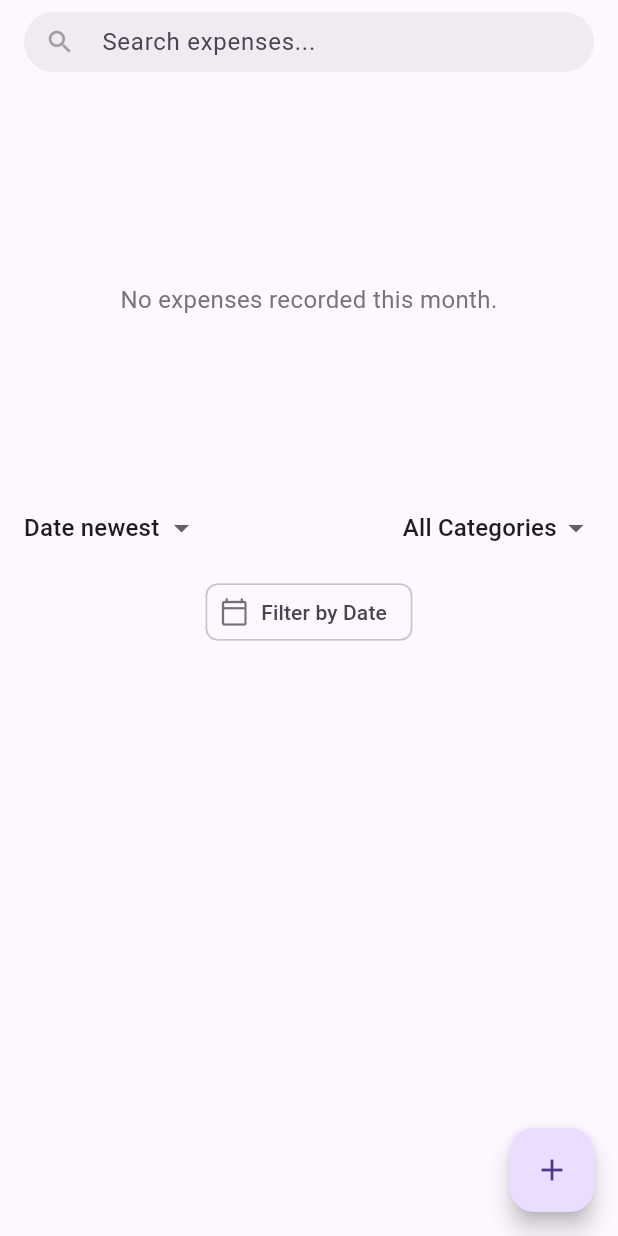
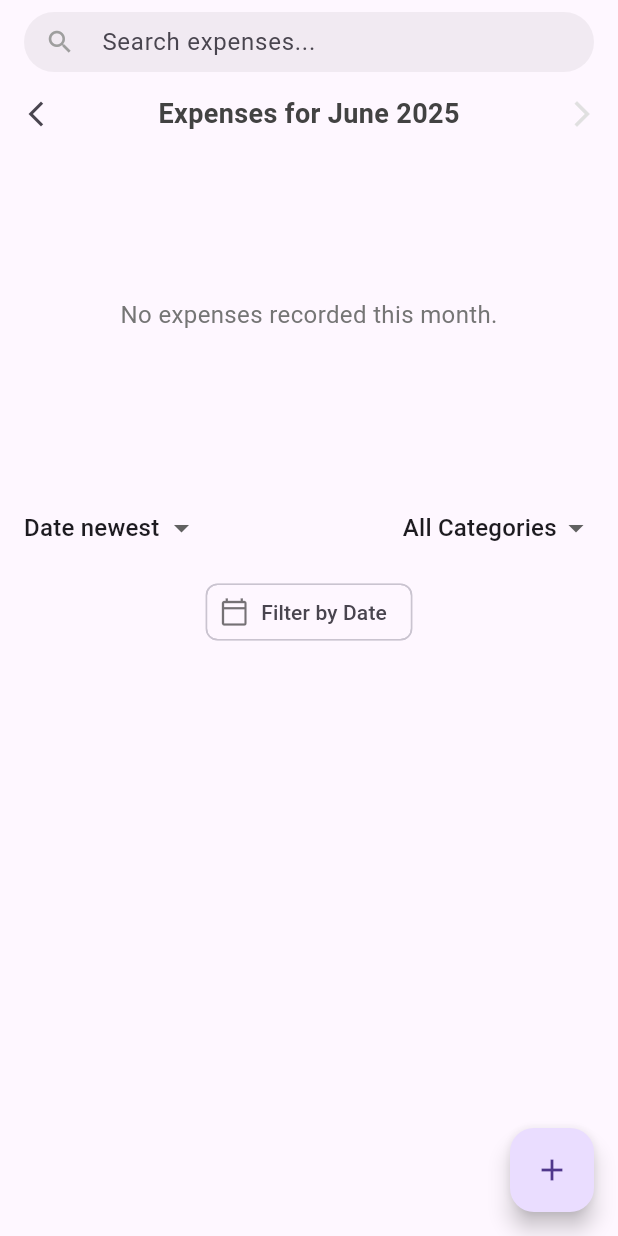
Before and after one commit to hareendranmg/expense_tracker, a Flutter app: the screen it shows after launch, on a phone screen of 412 x 824 dp. Run offline on Flutter 3.47's test engine with Material 3 defaults, Android fonts, the phone set to English and light mode, and no system bars; our stand-ins replace animate_do, fl_chart, flutter_slidable, sqflite; accounts and stored records are empty.

Commit message:
Refactor HomePage and ExpenseProvider: Implement month navigation for expense chart and update filtering logic

```diff
--- a/lib/providers/expense_provider.dart
+++ b/lib/providers/expense_provider.dart
@@ -15,14 +15,15 @@ class ExpenseProvider with ChangeNotifier {
   Category? _filterCategory;
   String _searchQuery = '';
   DateTime? _filterDate;
+  DateTime _chartDate = DateTime.now();
 
   List<Expense> get expenses {
     List<Expense> filteredExpenses = _expenses;
-    if (_filterCategory != null) {
-      filteredExpenses = filteredExpenses
-          .where((exp) => exp.category == _filterCategory)
-          .toList();
-    }
+
+    filteredExpenses = filteredExpenses.where((expense) {
+      return expense.date.year == _chartDate.year &&
+          expense.date.month == _chartDate.month;
+    }).toList();
 
     if (_filterDate != null) {
       filteredExpenses = filteredExpenses.where((exp) {
@@ -31,6 +32,12 @@ class ExpenseProvider with ChangeNotifier {
             exp.date.month == _filterDate!.month &&
             exp.date.day == _filterDate!.day;
       }).toList();
+    }
+
+    if (_filterCategory != null) {
+      filteredExpenses = filteredExpenses
+          .where((exp) => exp.category == _filterCategory)
+          .toList();
     }
 
     if (_searchQuery.isNotEmpty) {
@@ -48,6 +55,7 @@ class ExpenseProvider with ChangeNotifier {
   SortBy get sortBy => _sortBy;
   Category? get filterCategory => _filterCategory;
   DateTime? get filterDate => _filterDate;
+  DateTime get chartDate => _chartDate;
 
   ExpenseProvider() {
     fetchExpenses();
@@ -105,4 +113,19 @@ class ExpenseProvider with ChangeNotifier {
     _filterDate = date;
     notifyListeners();
   }
+
+  void goToPreviousMonth() {
+    _chartDate = DateTime(_chartDate.year, _chartDate.month - 1, 1);
+    notifyListeners(); // Tell the UI to rebuild the chart
+  }
+
+  void goToNextMonth() {
+    final now = DateTime.now();
+    // Prevent navigating to a future month.
+    if (_chartDate.year == now.year && _chartDate.month == now.month) {
+      return;
+    }
+    _chartDate = DateTime(_chartDate.year, _chartDate.month + 1, 1);
+    notifyListeners(); // Tell the UI to rebuild the chart
+  }
 }
--- a/lib/ui/home_page.dart
+++ b/lib/ui/home_page.dart
@@ -116,69 +116,54 @@ class _HomePageState extends State<HomePage> {
     }
   }
 
-  // --- REVISED AND CORRECTED WIDGET ---
-  Widget _buildChart(
-    BuildContext context,
-    List<Expense> allUserFilteredExpenses,
-  ) {
-    final now = DateTime.now();
+  Widget _buildChart(BuildContext context, List<Expense> expensesForMonth) {
+    // Get the provider to access the new chart date state.
+    final provider = Provider.of<ExpenseProvider>(context);
 
-    final expensesForCurrentMonth = allUserFilteredExpenses.where((expense) {
-      return expense.date.year == now.year && expense.date.month == now.month;
-    }).toList();
-
-    if (expensesForCurrentMonth.isEmpty) {
-      return Center(
-        child: Padding(
-          padding: const EdgeInsets.only(top: 80.0),
-          child: Text(
+    if (expensesForMonth.isEmpty) {
+      // Show empty state with navigation arrows.
+      return Column(
+        mainAxisAlignment: MainAxisAlignment.center,
+        children: [
+          _buildMonthNavigationRow(context, provider, true), // is Empty = true
+          const Spacer(),
+          Text(
             "No expenses recorded this month.",
-            textAlign: TextAlign.center,
             style: TextStyle(color: Colors.grey[600], fontSize: 16),
           ),
-        ),
+          const Spacer(),
+        ],
       );
     }
 
     Map<Category, double> categoryTotals = {};
-    for (var expense in expensesForCurrentMonth) {
+    for (var expense in expensesForMonth) {
       categoryTotals.update(
         expense.category,
         (value) => value + expense.amount,
         ifAbsent: () => expense.amount,
       );
     }
-
-    double totalExpense = expensesForCurrentMonth.fold(
+    double totalExpense = expensesForMonth.fold(
       0,
       (sum, item) => sum + item.amount,
     );
 
     return FadeInUp(
       child: Column(
+        mainAxisAlignment: MainAxisAlignment.end,
         children: [
-          Padding(
-            padding: const EdgeInsets.only(top: 56),
-            child: Text(
-              'Expenses for ${DateFormat.yMMMM().format(now)}',
-              style: Theme.of(context).textTheme.bodyLarge,
-              textAlign: TextAlign.center,
-            ),
-          ),
-
+          _buildMonthNavigationRow(context, provider, false),
           Expanded(
             child: Row(
               children: [
                 Expanded(
                   flex: 1,
-                  // THE FIX: Use a Stack to overlay the text on the chart.
                   child: Stack(
                     alignment: Alignment.center,
                     children: [
-                      // Layer 1: The Pie Chart
                       PieChart(
                         PieChartData(
-                          // REMOVED `centerSpaceWidget` as it's not valid.
                           sections: categoryTotals.entries.map((entry) {
                             return PieChartSectionData(
                               color: _getCategoryColor(entry.key),
@@ -194,21 +179,16 @@ class _HomePageState extends State<HomePage> {
                             );
                           }).toList(),
                           sectionsSpace: 3,
-                          centerSpaceRadius: 50,
+                          centerSpaceRadius: 45,
                         ),
-                        swapAnimationDuration: const Duration(
-                          milliseconds: 750,
-                        ),
-                        swapAnimationCurve: Curves.easeInOutCubic,
                       ),
-                      // Layer 2: The total amount text
                       Column(
                         mainAxisAlignment: MainAxisAlignment.center,
                         children: [
                           Text(
                             NumberFormat.compactCurrency(
                               symbol: '₹',
-                              decimalDigits: 0,
+                              decimalDigits: 2,
                             ).format(totalExpense),
                             style: const TextStyle(
                               fontSize: 20,
@@ -257,6 +237,49 @@ class _HomePageState extends State<HomePage> {
                 ),
               ],
             ),
+          ),
+        ],
+      ),
+    );
+  }
+
+  Widget _buildMonthNavigationRow(
+    BuildContext context,
+    ExpenseProvider provider,
+    bool isEmpty,
+  ) {
+    final chartDate = provider.chartDate;
+    final now = DateTime.now();
+    final isCurrentMonth =
+        chartDate.year == now.year && chartDate.month == now.month;
+
+    return Padding(
+      padding: EdgeInsets.only(top: 52),
+      child: Row(
+        mainAxisAlignment: MainAxisAlignment.center,
+        crossAxisAlignment: CrossAxisAlignment.center,
+        children: [
+          IconButton(
+            icon: const Icon(Icons.arrow_back_ios_new, size: 20),
+            onPressed: () => provider.goToPreviousMonth(),
+          ),
+          const Spacer(),
+          Text(
+            "Expenses for ${DateFormat('MMMM y').format(chartDate)}",
+            style: TextStyle(
+              fontSize: 18,
+              fontWeight: FontWeight.bold,
+              color: Colors.grey[800],
+            ),
+          ),
+          const Spacer(),
+          IconButton(
+            icon: Icon(
+              Icons.arrow_forward_ios,
+              size: 20,
+              color: isCurrentMonth ? Colors.grey[300] : Colors.black,
+            ),
+            onPressed: isCurrentMonth ? null : () => provider.goToNextMonth(),
           ),
         ],
       ),
```
